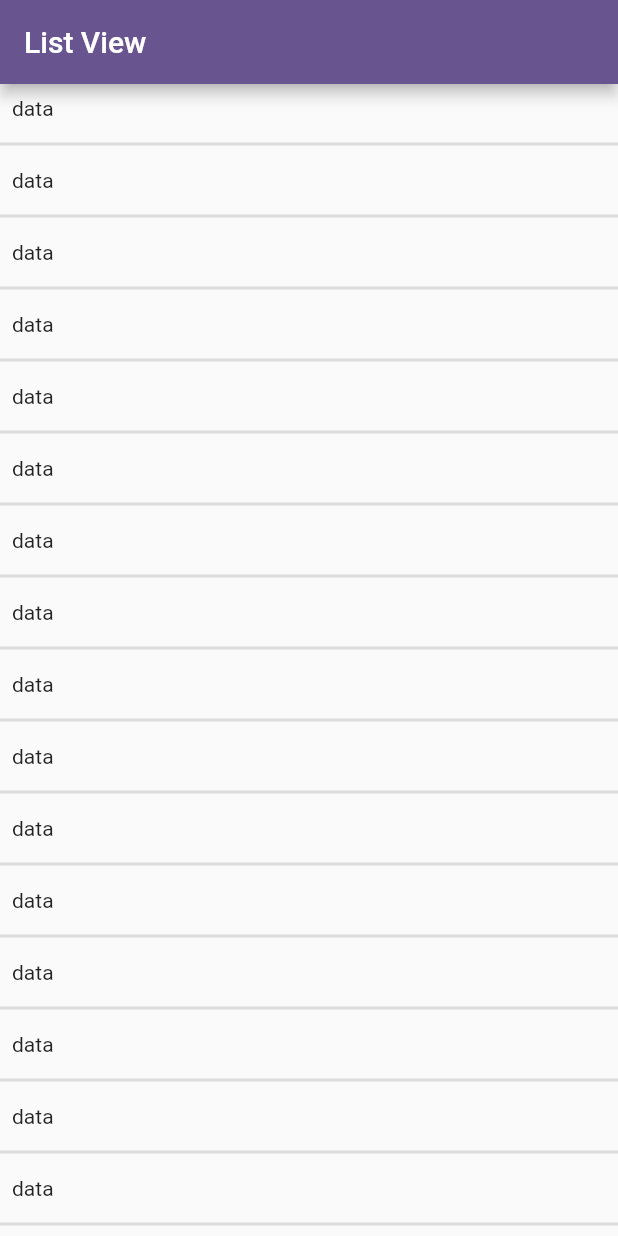
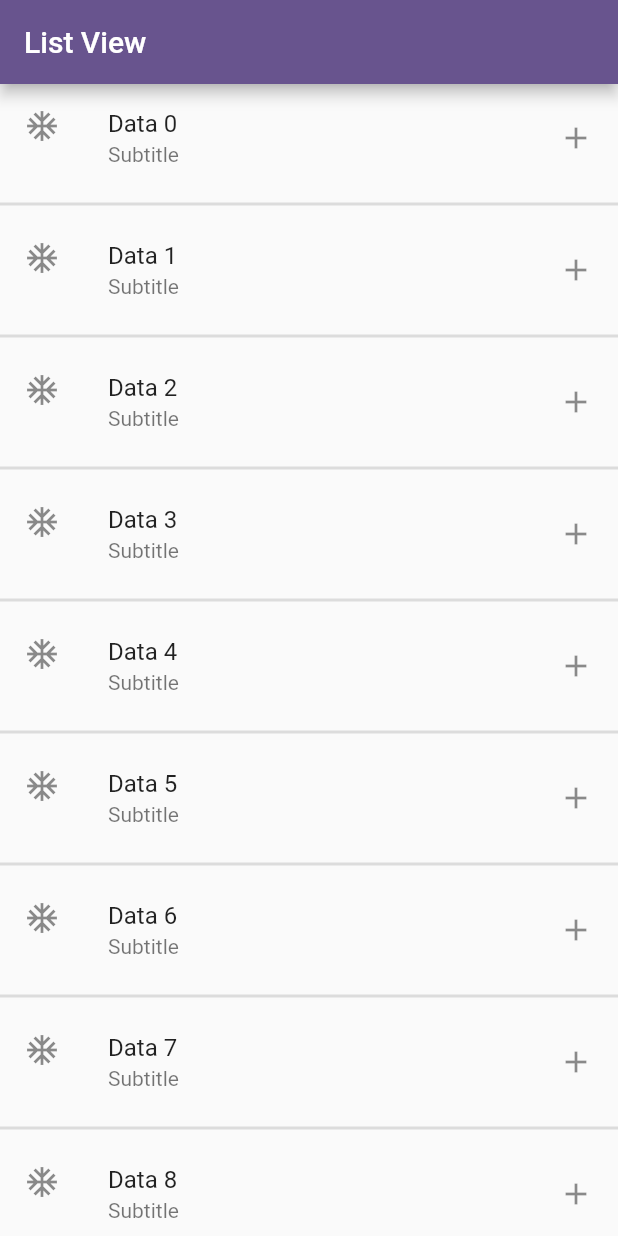
Before and after one commit to shamsshykh/learnflutter, a Flutter app: the screen it shows after launch, on a phone screen of 412 x 824 dp. Run offline on Flutter 3.47's test engine with Material 3 defaults, Android fonts, the phone set to English and light mode, and no system bars; our stand-ins replace fluttertoast, permission_handler.

Commit message:
ListView Widgets with ListTile

```diff
--- a/lib/screen/ListViewWidget.dart
+++ b/lib/screen/ListViewWidget.dart
@@ -49,7 +49,7 @@ class DynamicListView extends StatelessWidget {
   Widget build(BuildContext context) {
     return ListView.builder(
       itemBuilder: (context, index) {
-        return Padding(padding: const EdgeInsets.all(8.0), child: Text("data"));
+        return Padding(padding: const EdgeInsets.all(5.0), child: Text("data"));
       },
       itemCount: 100,
       scrollDirection: Axis.horizontal,
@@ -63,10 +63,11 @@ class DynamicListViewWithDivider extends StatelessWidget {
   @override
   Widget build(BuildContext context) {
     return ListView.separated(
-      itemBuilder: (context, index) {
-        return Padding(padding: const EdgeInsets.all(8.0), child: Text("data"));
+      itemBuilder: (context, currentIndex) {
+       // return ListItem();
+        return ListItemWithListTile(currentIndex);
       },
-      itemCount: 30,
+      itemCount: 10,
       scrollDirection: Axis.vertical,
       separatorBuilder: (context, index) {
         return Divider(thickness: 2);
@@ -74,3 +75,28 @@ class DynamicListViewWithDivider extends StatelessWidget {
     );
   }
 }
+
+class ListItem extends StatelessWidget {
+  const ListItem({super.key});
+
+  @override
+  Widget build(BuildContext context) {
+    return const Padding(padding: EdgeInsets.all(8.0), child: Text("data"));
+  }
+}
+
+class ListItemWithListTile extends StatelessWidget {
+  const ListItemWithListTile(this.index, {super.key});
+
+  final int index;
+
+  @override
+  Widget build(BuildContext context) {
+    return ListTile(
+      leading: Icon(Icons.ac_unit),
+      title: Text("Data $index"),
+      subtitle: Text("Subtitle"),
+      trailing: Icon(Icons.add),
+    );
+  }
+}
```
